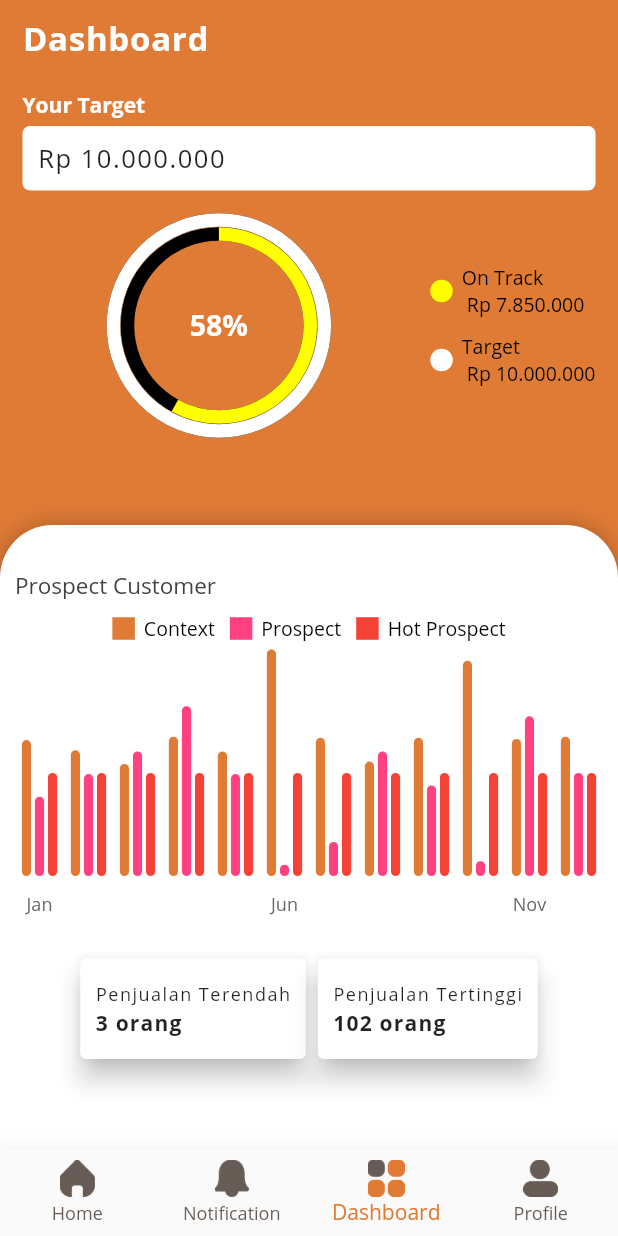
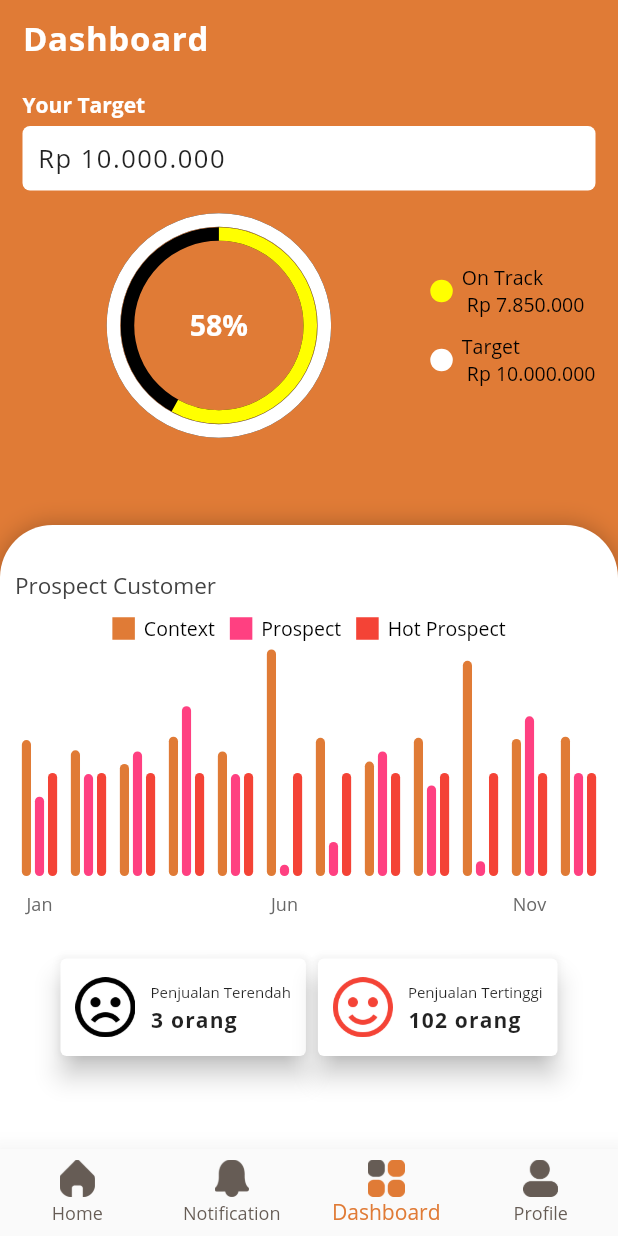
Before and after one commit to primajatnika271995/Hasjrat-Asistant, a Flutter app: the screen it shows after launch, item 3 of the bottom bar chosen, on a phone screen of 412 x 824 dp. Run offline on Flutter 3.47's test engine with Material 2 defaults, Android fonts, the phone set to English and light mode, and no system bars; our stand-ins replace carousel_slider, dio, dotted_border, flutter_masked_text, flutter_slidable, get_it and 7 more; missing offline and left inert: simple_logger; network calls fail.

Commit message:
Add Icon Sad and Happy

```diff
--- a/lib/src/views/dashboard_page/dashboard_screen.dart
+++ b/lib/src/views/dashboard_page/dashboard_screen.dart
@@ -99,7 +99,16 @@ class _DashboardScreenState extends State<DashboardScreen> {
                     children: <Widget>[
                       Card(
                         elevation: 7,
-                        child: Container(
+                        child: Row(
+                          children: <Widget>[
+                            Padding(
+                              padding: const EdgeInsets.only(left: 10),
+                              child: Image.asset(
+                                "assets/icons/sad-icon.png",
+                                height: 40,
+                              ),
+                            ),
+                            Container(
                               child: Column(
                                 crossAxisAlignment: CrossAxisAlignment.start,
                                 children: <Widget>[
@@ -113,8 +122,7 @@ class _DashboardScreenState extends State<DashboardScreen> {
                                     child: Text(
                                       "Penjualan Terendah",
                                       style: TextStyle(
-                                    letterSpacing: 1.0,
-                                    fontSize: 12,
+                                        fontSize: 10,
                                       ),
                                     ),
                                   ),
@@ -134,11 +142,23 @@ class _DashboardScreenState extends State<DashboardScreen> {
                                 ],
                               ),
                             ),
+                          ],
+                        ),
                       ),
                       Card(
                         elevation: 7,
                         child: Container(
-                          child: Column(
+                          child: Row(
+                            children: <Widget>[
+                              Padding(
+                                padding: const EdgeInsets.only(left: 10),
+                                child: Image.asset(
+                                  "assets/icons/happy-icon.png",
+                                  color: Colors.red,
+                                  height: 40,
+                                ),
+                              ),
+                              Column(
                                 crossAxisAlignment: CrossAxisAlignment.start,
                                 children: <Widget>[
                                   Padding(
@@ -151,8 +171,7 @@ class _DashboardScreenState extends State<DashboardScreen> {
                                     child: Text(
                                       "Penjualan Tertinggi",
                                       style: TextStyle(
-                                    letterSpacing: 1.0,
-                                    fontSize: 12,
+                                        fontSize: 10,
                                       ),
                                     ),
                                   ),
@@ -171,6 +190,8 @@ class _DashboardScreenState extends State<DashboardScreen> {
                                   ),
                                 ],
                               ),
+                            ],
+                          ),
                         ),
                       ),
                     ],
```
Also changed, not shown: assets/icons/happy-icon.png (added), assets/icons/sad-icon.png (added). Lines whose indentation alone changed are shown as unchanged.
